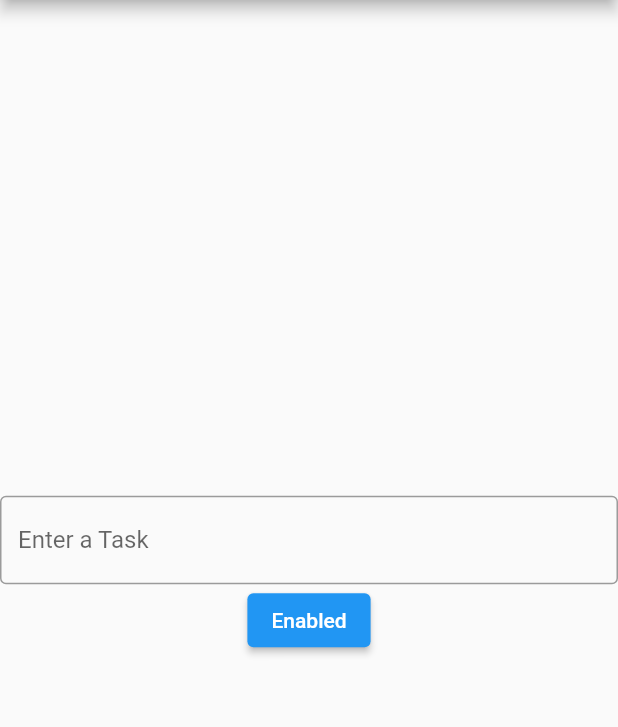
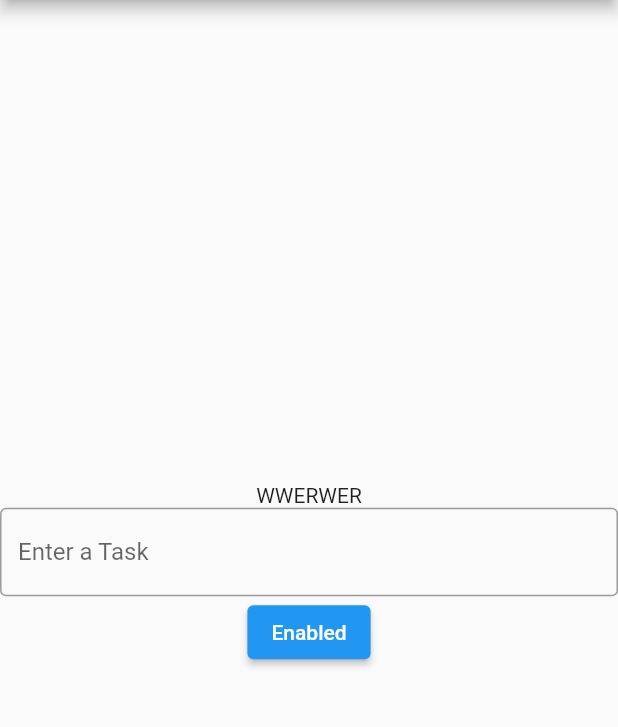
Before and after one commit to spapbp/randomPicker, a Flutter app: the screen it shows after launch, on a phone screen of 412 x 824 dp, the part 84-811 px from its top. Run offline on Flutter 3.47's test engine with Material 2 defaults, Android fonts, the light colour scheme and no system bars.

Commit message:
added column to display tasks

```diff
--- a/lib/main.dart
+++ b/lib/main.dart
@@ -7,7 +7,6 @@ void main() {
 class MyApp extends StatelessWidget {
   const MyApp({Key? key}) : super(key: key);
 
-  // This widget is the root of your application.
   @override
   Widget build(BuildContext context) {
     return MaterialApp(
@@ -26,13 +25,16 @@ class MyHomePage extends StatefulWidget {
 }
 
 class _MyHomePageState extends State<MyHomePage> {
+  String task = "";
+  List<String> tasks = [];
+
   Widget _buildPopupDialog(BuildContext context) {
     return AlertDialog(
       title: const Text('Popup'),
       content: Column(
           mainAxisSize: MainAxisSize.min,
           crossAxisAlignment: CrossAxisAlignment.start,
-          children: <Widget>[Text("Hello")]),
+          children: <Widget>[Text(task)]),
       actions: <Widget>[
         TextButton(
           onPressed: () {
@@ -54,7 +56,13 @@ class _MyHomePageState extends State<MyHomePage> {
         child: Column(
           mainAxisAlignment: MainAxisAlignment.center,
           children: [
-            const TextField(
+            Column(
+              children: <Widget>[Text("WWERWER")],
+            ),
+            TextField(
+                onChanged: (text) {
+                  task = text;
+                },
                 decoration: InputDecoration(
                     border: OutlineInputBorder(), hintText: 'Enter a Task')),
             ElevatedButton(
```
